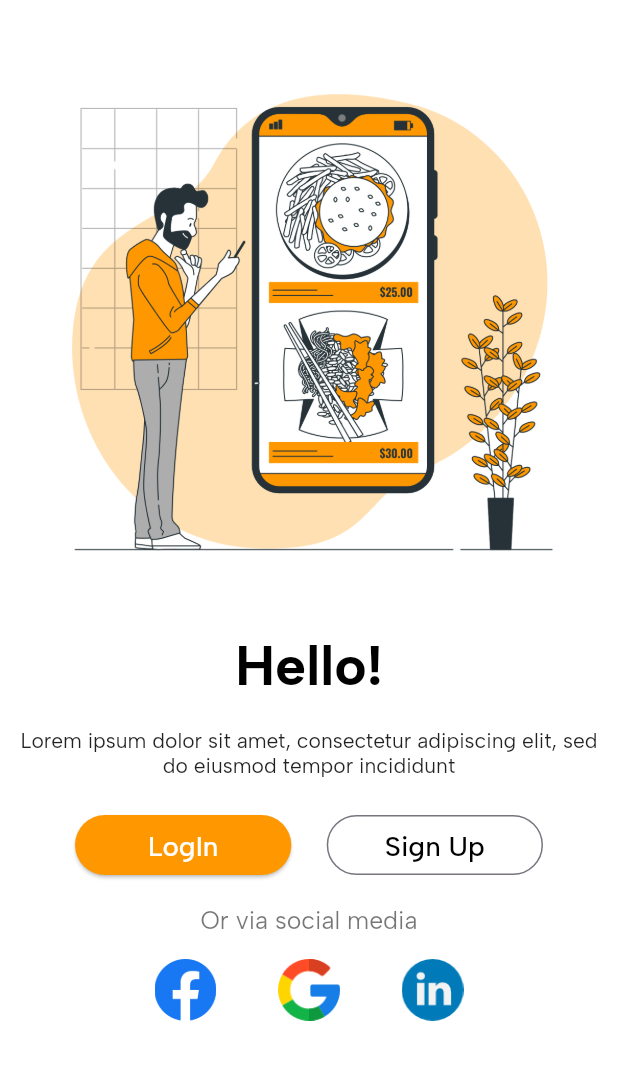
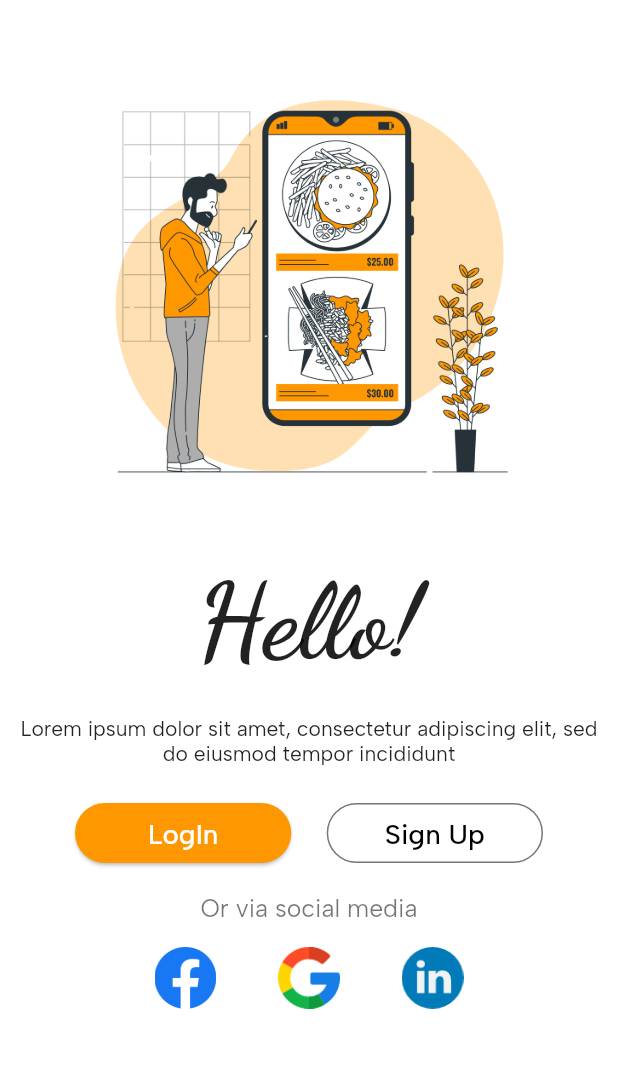
Before and after one commit to MoeAlm/food_app, a Flutter app: the screen it shows after launch, on a phone screen of 412 x 824 dp, the part 70-1150 px from its top. Run offline on Flutter 3.47's test engine with Material 2 defaults, Android fonts, the phone set to English and light mode, and no system bars; our stand-ins replace animated_bottom_navigation_bar, badges, bloc, firebase_auth, firebase_core, flutter_bloc and 7 more; accounts and stored records are empty.

Commit message:
Added Some stuff and fixed bugs

```diff
--- a/lib/main.dart
+++ b/lib/main.dart
@@ -3,15 +3,15 @@ import 'package:flutter/material.dart';
 import 'package:flutter/services.dart';
 import 'package:flutter_bloc/flutter_bloc.dart';
 import 'package:food_app_api/firebase_options.dart';
+import 'package:food_app_api/view/auth/register_screen.dart';
 import 'package:food_app_api/view/home/main_screen.dart';
 
-import 'package:food_app_api/view/register/register_screen.dart';
 import 'package:google_fonts/google_fonts.dart';
 
 import 'core/cubit/bloc_observer.dart';
 import 'core/cubit/cubit.dart';
 import 'core/cubit/states.dart';
-import 'helper/shared_prefrences.dart';
+import 'helper/shared_preferences.dart';
 
 void main() async {
   WidgetsFlutterBinding.ensureInitialized();
--- a/lib/view/register/login_screen.dart
+++ b/lib/view/auth/login_screen.dart
@@ -3,14 +3,14 @@ import 'package:flutter/material.dart';
 import 'package:flutter_bloc/flutter_bloc.dart';
 import 'package:food_app_api/core/cubit/cubit.dart';
 import 'package:food_app_api/core/cubit/states.dart';
-import 'package:food_app_api/view/register/signup_screen.dart';
+import 'package:food_app_api/view/auth/signup_screen.dart';
 import 'package:modal_progress_hud_nsn/modal_progress_hud_nsn.dart';
 import 'package:velocity_x/velocity_x.dart';
 
 import '../../components/text_components.dart';
 import '../../core/components/textformfield.dart';
 import '../../core/constants/constant.dart';
-import '../../helper/shared_prefrences.dart';
+import '../../helper/shared_preferences.dart';
 import '../../helper/show_snackbar.dart';
 import '../home/main_screen.dart';
 
--- a/lib/view/register/register_screen.dart
+++ b/lib/view/auth/register_screen.dart
@@ -1,10 +1,11 @@
 import 'package:flutter/material.dart';
 import 'package:food_app_api/components/text_components.dart';
-import 'package:food_app_api/view/register/login_screen.dart';
-import 'package:food_app_api/view/register/signup_screen.dart';
+import 'package:food_app_api/view/auth/signup_screen.dart';
+import 'package:google_fonts/google_fonts.dart';
 import 'package:velocity_x/velocity_x.dart';
 
 import '../../core/constants/constant.dart';
+import 'login_screen.dart';
 
 class RegisterScreen extends StatelessWidget {
   const RegisterScreen({Key? key}) : super(key: key);
@@ -24,14 +25,20 @@ class RegisterScreen extends StatelessWidget {
       ),
       body: Column(
         children: [
-          Image.asset('assets/images/food_register.png').p32(),
-          buildText(
-            width,
-            text: 'Hello!',
-            size: 0.09,
-            color: Colors.black,
-            weight: FontWeight.bold,
+          Image.asset('assets/images/food_register.png')
+              .pSymmetric(v: 40, h: 64),
+          Text(
+            'Hello!',
+            style: GoogleFonts.dancingScript(
+                fontSize: width * 0.17, fontWeight: FontWeight.bold),
           ),
+          // buildText(
+          //   width,
+          //   text: 'Hello!',
+          //   size: 0.09,
+          //   color: Colors.black,
+          //   weight: FontWeight.bold,
+          // ),
           const Text(
             'Lorem ipsum dolor sit amet, consectetur adipiscing elit, '
             'sed do eiusmod tempor incididunt',
@@ -60,8 +67,10 @@ class RegisterScreen extends StatelessWidget {
                 width: width * 0.35,
                 child: OutlinedButton(
                   onPressed: () {
-                    Navigator.push(context,
-                        MaterialPageRoute(builder: (context) => const SignUp()));
+                    Navigator.push(
+                        context,
+                        MaterialPageRoute(
+                            builder: (context) => const SignUp()));
                   },
                   style: OutlinedButton.styleFrom(
                     foregroundColor: Colors.black,
--- a/lib/view/register/signup_screen.dart
+++ b/lib/view/auth/signup_screen.dart
@@ -10,7 +10,7 @@ import '../../core/components/textformfield.dart';
 import '../../core/constants/constant.dart';
 import '../../core/cubit/cubit.dart';
 import '../../core/cubit/states.dart';
-import '../../helper/shared_prefrences.dart';
+import '../../helper/shared_preferences.dart';
 import '../../helper/show_snackbar.dart';
 import 'login_screen.dart';
 
```
Also changed, not shown: lib/helper/shared_preferences.dart (renamed from lib/helper/shared_prefrences.dart).
